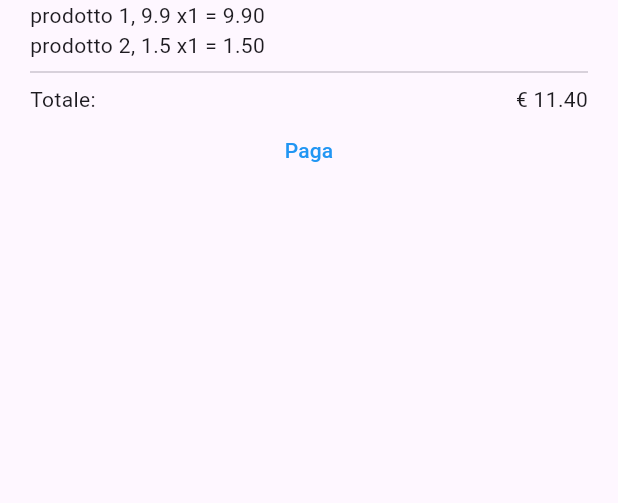
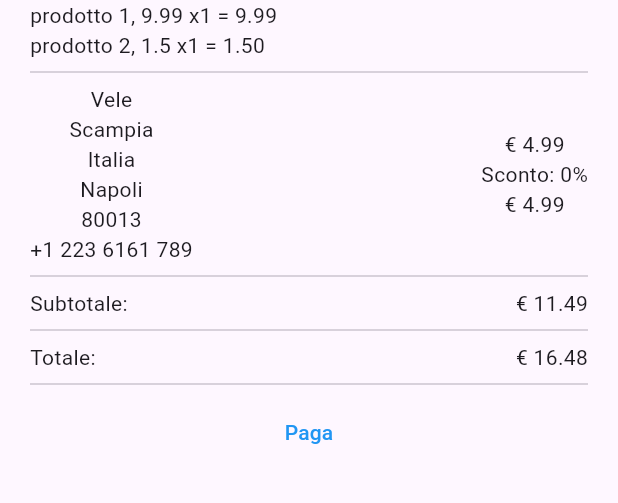
Before and after one commit to pdenisi/carrello_paypal, a Flutter app: the screen it shows after launch, on a phone screen of 412 x 824 dp, the part 84-587 px from its top. Run offline on Flutter 3.47's test engine with Material 2 defaults, Android fonts, the phone set to English and light mode, and no system bars; our stand-ins replace webview_flutter; missing offline and left inert: http_auth.

Commit message:
aggiunta logica spedizione

```diff
--- a/lib/carrello/Carrello.dart
+++ b/lib/carrello/Carrello.dart
@@ -1,18 +1,39 @@
+import 'dart:math';
+
 import 'package:carrello_paypal/prodotto/Prodotto.dart';
+import 'package:carrello_paypal/spedizione/Spedizione.dart';
+import 'package:carrello_paypal/utente/Utente.dart';
 
 class Carrello{
-  List<Prodotto>? prodotti = [
-    Prodotto(nome: "prodotto 1", descrizione: "descrizione prodotto1", prezzo: 9.90),
+  double subTotale = 0;
+  double costiSpedizione = 0;
+  double totale = 0;
+  List<Prodotto> prodotti = [
+    Prodotto(nome: "prodotto 1", descrizione: "descrizione prodotto1", prezzo: 9.99),
     Prodotto(nome: "prodotto 2", descrizione: "descrizione prodotto2", prezzo: 1.50)
   ];
-  double? totale = 0;
+  Spedizione spedizione = Spedizione(
+    shippingCost: 4.99,
+    shippingDiscountCost: 0,
+    addressCity: "Scampia",
+    addressStreet: "Vele",
+    addressZipCode: "80013",
+    addressCountry: "Italia",
+    addressState: "Napoli",
+    addressPhoneNumber: "+1 223 6161 789",
+  );
+  Utente utente = Utente(userFirstName: "Ciro", userLastName: "Esposito");
 
-  double? calcolaTotale(){
-    if (prodotti != null) {
-      prodotti!.forEach((element) {
-        totale = totale! + element.prezzo!;
-      });
-    }
+  double calcolaSubtotale(){
+    prodotti.forEach((element) {
+      subTotale = subTotale + element.prezzo;
+    });
+    return subTotale;
+  }
+
+  double calcolaTotale(){
+    totale = subTotale + spedizione.calcolaCostiSpedizione();
     return totale;
   }
+
 }
--- a/lib/carrello/CarrelloWidget.dart
+++ b/lib/carrello/CarrelloWidget.dart
@@ -2,7 +2,7 @@ import 'package:carrello_paypal/carrello/Carrello.dart';
 import 'package:carrello_paypal/carrello/riga_carrello/RigaCarrello.dart';
 import 'package:carrello_paypal/carrello/riga_carrello/RigaCarrelloWidget.dart';
 import 'package:carrello_paypal/pagamenti/payment.dart';
-import 'package:carrello_paypal/prodotto/ProdottoWidget.dart';
+import 'package:carrello_paypal/spedizione/SpedizioneWidget.dart';
 import 'package:flutter/cupertino.dart';
 import 'package:flutter/material.dart';
 
@@ -20,25 +20,37 @@ class CarrelloWidget extends StatefulWidget {
 class CarrelloWidgetState extends State<CarrelloWidget> {
   @override
   Widget build(BuildContext context) {
-    if (widget.carrello != null && widget.carrello.prodotti != null){
       return
         Column(
           children: [
             ListView(
               scrollDirection: Axis.vertical,
               shrinkWrap: true,
-              children: widget.carrello.prodotti!.map
+              children: widget.carrello.prodotti.map
                 ((prodotto) => RigaCarrelloWidget(rigaCarrello : RigaCarrello(prodotto: prodotto))).toList(),
               //children: widget.carrello.prodotti!.map((prodotto) => ProdottoWidget(prodotto: prodotto,) ).toList(),
+            ),
+            const Divider(),
+            SpedizioneWidget(spedizione: widget.carrello.spedizione),
+            const Divider(),
+            Row(
+              mainAxisAlignment: MainAxisAlignment.spaceBetween,
+              children: [
+                const Text("Subtotale:"),
+                Text("€ ${widget.carrello.calcolaSubtotale().toStringAsFixed(2)}")
+              ]
             ),
             const Divider(),
             Row(
                 mainAxisAlignment: MainAxisAlignment.spaceBetween,
                 children: [
                   const Text("Totale:"),
-                Text("€ ${widget.carrello.calcolaTotale()!.toStringAsFixed(2)}")
+                  Text("€ ${widget.carrello.calcolaTotale().toStringAsFixed(2)}")
                 ]
             ),
+            const Divider(),
+
+
             TextButton(
               style: ButtonStyle(
                 foregroundColor: MaterialStateProperty.all<Color>(Colors.blue),
@@ -48,11 +60,6 @@ class CarrelloWidgetState extends State<CarrelloWidget> {
             )
           ],
         );
-    }
-    else {
-      return const Placeholder();
-    }
-  }
   }
 
   void effettuaPagamento(BuildContext context){
@@ -74,7 +81,10 @@ void effettuaPagamento(BuildContext context){
               );
               ScaffoldMessenger.of(context).showSnackBar(snackBar);
             },
+            carrello: widget.carrello,
           ),
         ),
       );
   }
+
+}
--- a/lib/carrello/riga_carrello/RigaCarrello.dart
+++ b/lib/carrello/riga_carrello/RigaCarrello.dart
@@ -9,22 +9,22 @@ Map<dynamic, dynamic> defaultCurrency = {
 };
 
 class RigaCarrello {
-  final Prodotto? prodotto;
-  final int? quantita = 1;
+  final Prodotto prodotto;
+  final int quantita = 1;
 
   RigaCarrello({
-    this.prodotto,
+    required this.prodotto,
   });
 
   double calcolaTotalePrezzoProdotto(){
-    return this.prodotto!.prezzo!*quantita!;
+    return this.prodotto.prezzo*quantita;
   }
 
   Map<String, dynamic> toCarrelloItem(){
     return {
-      "name": prodotto!.nome,
+      "name": prodotto.nome,
       "quantity": quantita,
-      "price": prodotto!.prezzo,
+      "price": prodotto.prezzo,
       "currency": defaultCurrency["currency"]
     };
   }
--- a/lib/carrello/riga_carrello/RigaCarrelloWidget.dart
+++ b/lib/carrello/riga_carrello/RigaCarrelloWidget.dart
@@ -1,7 +1,6 @@
 
 
 import 'package:carrello_paypal/carrello/riga_carrello/RigaCarrello.dart';
-import 'package:carrello_paypal/prodotto/ProdottoWidget.dart';
 import 'package:flutter/cupertino.dart';
 
 
@@ -25,7 +24,7 @@ class _RigaCarrelloWidgetState extends State<RigaCarrelloWidget> {
     return Row(
       mainAxisAlignment: MainAxisAlignment.spaceBetween,
       children: [
-        Text("${widget.rigaCarrello.prodotto!.nome}, ${widget.rigaCarrello.prodotto!.prezzo} x${widget.rigaCarrello.quantita} = "+ (widget.rigaCarrello.calcolaTotalePrezzoProdotto()).toStringAsFixed(2)),
+        Text("${widget.rigaCarrello.prodotto.nome}, ${widget.rigaCarrello.prodotto.prezzo} x${widget.rigaCarrello.quantita} = "+ (widget.rigaCarrello.calcolaTotalePrezzoProdotto()).toStringAsFixed(2)),
       ],
     );
   }
--- a/lib/main.dart
+++ b/lib/main.dart
@@ -1,4 +1,3 @@
-import 'package:carrello_paypal/carrello/CarrelloWidget.dart';
 import 'package:carrello_paypal/PaginaPagamento.dart';
 import 'package:flutter/material.dart';
 
--- a/lib/pagamenti/Transazione.dart
+++ b/lib/pagamenti/Transazione.dart
@@ -1,4 +1,3 @@
-import 'package:flutter/cupertino.dart';
 
 class Transazione {
 
--- a/lib/pagamenti/payment.dart
+++ b/lib/pagamenti/payment.dart
@@ -1,4 +1,5 @@
 import 'dart:core';
+import 'package:carrello_paypal/carrello/Carrello.dart';
 import 'package:flutter/material.dart';
 
 import 'package:webview_flutter/webview_flutter.dart';
@@ -7,8 +8,9 @@ import 'paypal_services.dart';
 
 class Payment extends StatefulWidget {
   final Function? onFinish;
+  final Carrello carrello;
 
-  const Payment({Key? key, this.onFinish}) : super(key: key);
+  const Payment({Key? key, this.onFinish, required this.carrello}) : super(key: key);
 
   @override
   State<StatefulWidget> createState() {
@@ -77,6 +79,59 @@ class PaymentState extends State<Payment> {
   String itemPrice = '10';
   int quantity = 1;
 
+  /*
+  Map<String, dynamic> getOrderParams() {
+    List items = [
+      {
+        "name": itemName,
+        "quantity": quantity,
+        "price": itemPrice,
+        "currency": defaultCurrency["currency"]
+      }
+    ];
+
+    // checkout invoice details
+
+    Map<String, dynamic> temp = {
+      "intent": "sale",
+      "payer": {"payment_method": "paypal"},
+      "transactions": [
+        {
+          "amount": {
+            "total": widget.carrello.totale,
+            "currency": defaultCurrency["currency"],
+            "details": {
+              "subtotal": widget.carrello.subTotale,
+              "shipping": widget.carrello.spedizione.shippingCost,
+              "shipping_discount": ((-1.0) * widget.carrello.spedizione.shippingDiscountCost).toString()
+            }
+          },
+          "description": "The payment transaction description.",
+          "payment_options": {
+            "allowed_payment_method": "INSTANT_FUNDING_SOURCE"
+          },
+          "item_list": {
+            "items": items,
+            if (isEnableShipping && isEnableAddress)
+              "shipping_address": {
+                "recipient_name": widget.carrello.utente.userFirstName + " " + widget.carrello.utente.userLastName,
+                "line1": widget.carrello.spedizione.addressStreet,
+                "line2": "",
+                "city": widget.carrello.spedizione.addressCity,
+                "country_code": widget.carrello.spedizione.addressCountry,
+                "postal_code": widget.carrello.spedizione.addressZipCode,
+                "phone": widget.carrello.spedizione.addressPhoneNumber,
+                "state": widget.carrello.spedizione.addressState
+              },
+          }
+        }
+      ],
+      "note_to_payer": "Contact us for any questions on your order.",
+      "redirect_urls": {"return_url": returnURL, "cancel_url": cancelURL}
+    };
+    return temp;
+  }
+  */
   Map<String, dynamic> getOrderParams() {
     List items = [
       {
@@ -140,7 +195,6 @@ class PaymentState extends State<Payment> {
     };
     return temp;
   }
-
 
   navigationDelegate(NavigationRequest request){
       if (request.url.contains(returnURL)) {
--- a/lib/prodotto/Prodotto.dart
+++ b/lib/prodotto/Prodotto.dart
@@ -1,11 +1,11 @@
 class Prodotto {
-  String? nome;
-  String? descrizione;
-  double? prezzo;
+  final String nome;
+  final String descrizione;
+  final double prezzo;
 
   Prodotto({
-    this.nome,
-    this.descrizione,
-    this.prezzo,
+    required this.nome,
+    required this.descrizione,
+    required this.prezzo,
   });
 }
--- a/lib/prodotto/ProdottoWidget.dart
+++ b/lib/prodotto/ProdottoWidget.dart
@@ -10,8 +10,8 @@ class ProdottoWidget extends StatelessWidget {
     return Row(
         mainAxisAlignment: MainAxisAlignment.spaceBetween,
         children: [
-          Text("${prodotto.nome!}         "),
-          Text(prodotto.prezzo!.toStringAsFixed(2))
+          Text("${prodotto.nome}         "),
+          Text(prodotto.prezzo.toStringAsFixed(2))
         ]
     );
   }
--- /dev/null
+++ b/lib/spedizione/Spedizione.dart
@@ -0,0 +1,25 @@
+class Spedizione{
+  final double shippingCost;
+  final int shippingDiscountCost;
+  final String addressCity;
+  final String addressStreet;
+  final String addressZipCode;
+  final String addressCountry;
+  final String addressState;
+  final String addressPhoneNumber;
+
+  Spedizione({
+    required this.shippingCost,
+    required this.shippingDiscountCost,
+    required this.addressCity,
+    required this.addressStreet,
+    required this.addressZipCode,
+    required this.addressCountry,
+    required this.addressState,
+    required this.addressPhoneNumber,
+  });
+
+  double calcolaCostiSpedizione(){
+    return shippingCost-(shippingCost*shippingDiscountCost);
+  }
+}
--- /dev/null
+++ b/lib/spedizione/SpedizioneWidget.dart
@@ -0,0 +1,34 @@
+import 'package:carrello_paypal/spedizione/Spedizione.dart';
+import 'package:flutter/cupertino.dart';
+
+class SpedizioneWidget extends StatelessWidget {
+  final Spedizione spedizione;
+  const SpedizioneWidget({Key? key, required this.spedizione}) : super(key: key);
+
+  @override
+  Widget build(BuildContext context) {
+    return
+      Row(
+        mainAxisAlignment: MainAxisAlignment.spaceBetween,
+        children: [
+          Column(
+            children: [
+              Text(spedizione.addressStreet),
+              Text(spedizione.addressCity),
+              Text(spedizione.addressCountry),
+              Text(spedizione.addressState),
+              Text(spedizione.addressZipCode),
+              Text(spedizione.addressPhoneNumber),
+            ],
+          ),
+          Column(
+            children: [
+              Text("€ ${spedizione.shippingCost.toStringAsFixed(2)}"),
+              Text("Sconto: ${spedizione.shippingDiscountCost.toString()}%"),
+              Text("€ ${spedizione.calcolaCostiSpedizione().toStringAsFixed(2)}")
+            ],
+          ),
+        ],
+      );
+  }
+}
--- /dev/null
+++ b/lib/utente/Utente.dart
@@ -0,0 +1,11 @@
+
+class Utente{
+
+  final String userFirstName;
+  final String userLastName;
+
+  Utente({
+    required this.userFirstName,
+    required this.userLastName,
+  });
+}
```
Also changed, not shown: 2 other files. Lines whose indentation alone changed are shown as unchanged.
